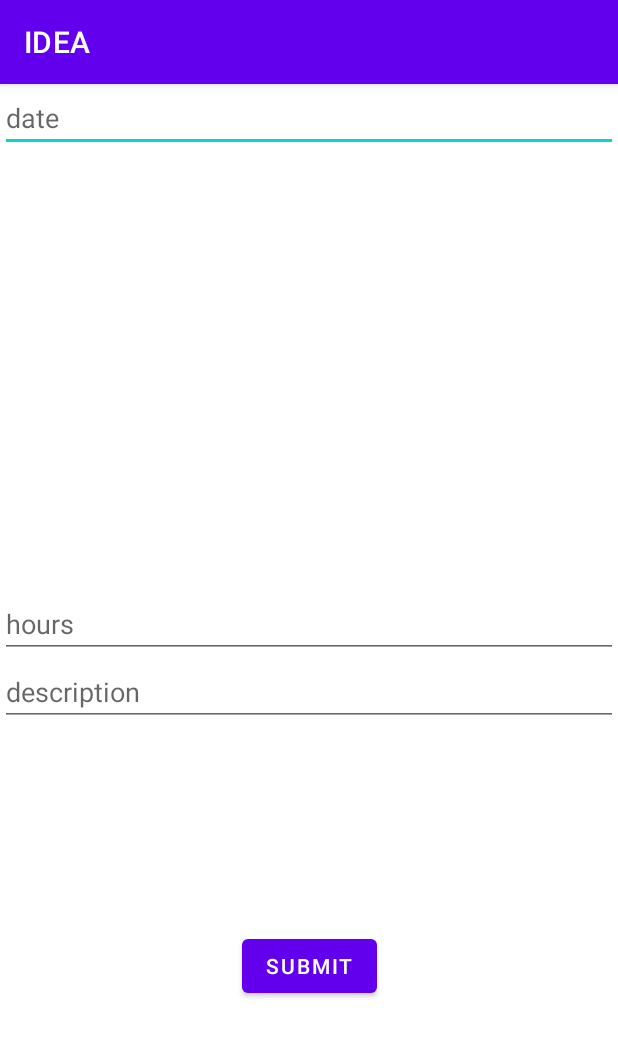
After one commit to Emerald-Z/IDEA, an Android app: the EventHoursFormActivity screen opened directly, with no data from a screen before it, on a phone screen of 412 x 824 dp. The commit adds this screen. Shown: the top 1037 px of the screen. Run offline under Robolectric (Android 15) with nearby library versions, the phone set to English and light mode, and no system bars; our stand-ins replace Volley; network calls fail.

Commit message:
hours buttons working

```diff
--- a/app/src/main/AndroidManifest.xml
+++ b/app/src/main/AndroidManifest.xml
@@ -12,7 +12,9 @@
         android:supportsRtl="true"
         android:theme="@style/Theme.IDEA"
         android:usesCleartextTraffic="true">
-        <activity android:name=".EditAccountLogoutActivity"></activity>
+        <activity android:name=".ui.hours.EventHoursFormActivity"></activity>
+        <activity android:name=".ui.hours.ClassHoursFormActivity" />
+        <activity android:name=".EditAccountLogoutActivity" />
         <activity android:name=".ui.login.RegisterActivity" />
         <activity android:name=".ui.calendar.CalendarActivity" />
         <activity android:name=".ui.school_information.SchoolInformationActivity" />
--- a/app/src/main/java/com/example/idea/MainActivity.java
+++ b/app/src/main/java/com/example/idea/MainActivity.java
@@ -33,8 +33,7 @@ public class MainActivity extends AppCompatActivity {
         // Button
         Button button = (Button) findViewById(R.id.HelloButton);
         sharedpreferences = getSharedPreferences("MyPrefs", MODE_PRIVATE);
-        button.setText("Hello " + sharedpreferences.getString("firstnameKey", null) + sharedpreferences.getString("lastnameKey", null) +
-                sharedpreferences.getString("idKey", null));
+        button.setText("Hello " + sharedpreferences.getString("firstnameKey", null) + " " + sharedpreferences.getString("lastnameKey", null));
 
         button.setOnClickListener(new View.OnClickListener() {
             @Override
--- /dev/null
+++ b/app/src/main/java/com/example/idea/ui/hours/EventHoursFormActivity.java
@@ -0,0 +1,34 @@
+package com.example.idea.ui.hours;
+
+import androidx.appcompat.app.AppCompatActivity;
+
+import android.content.Intent;
+import android.content.SharedPreferences;
+import android.os.Bundle;
+import android.view.View;
+import android.widget.Button;
+import android.widget.EditText;
+import android.widget.Toast;
+
+import com.android.volley.AuthFailureError;
+import com.android.volley.Request;
+import com.android.volley.RequestQueue;
+import com.android.volley.Response;
+import com.android.volley.VolleyError;
+import com.android.volley.toolbox.StringRequest;
+import com.android.volley.toolbox.Volley;
+import com.example.idea.R;
+
+import java.text.DateFormat;
+import java.text.NumberFormat;
+import java.util.HashMap;
+import java.util.Map;
+
+public class EventHoursFormActivity extends AppCompatActivity {
+
+    @Override
+    protected void onCreate(Bundle savedInstanceState) {
+        super.onCreate(savedInstanceState);
+        setContentView(R.layout.activity_event_hours_form);
+    }
+}
--- /dev/null
+++ b/app/src/main/res/layout/activity_event_hours_form.xml
@@ -0,0 +1,63 @@
+<?xml version="1.0" encoding="utf-8"?>
+<androidx.constraintlayout.widget.ConstraintLayout xmlns:android="http://schemas.android.com/apk/res/android"
+    xmlns:app="http://schemas.android.com/apk/res-auto"
+    xmlns:tools="http://schemas.android.com/tools"
+    android:layout_width="match_parent"
+    android:layout_height="match_parent"
+    tools:context=".ui.hours.EventHoursFormActivity">
+
+    <EditText
+        android:id="@+id/log_date_event"
+        android:layout_width="match_parent"
+        android:layout_height="wrap_content"
+        android:layout_marginBottom="156dp"
+        android:ems="10"
+        android:hint="date"
+        android:inputType="date"
+        app:layout_constraintBottom_toTopOf="@+id/event_hours"
+        app:layout_constraintEnd_toEndOf="parent"
+        app:layout_constraintHorizontal_bias="0.0"
+        app:layout_constraintStart_toStartOf="parent" />
+
+    <EditText
+        android:id="@+id/event_hours"
+        android:layout_width="match_parent"
+        android:layout_height="wrap_content"
+        android:layout_marginTop="72dp"
+        android:layout_marginBottom="731dp"
+        android:ems="10"
+        android:hint="hours"
+        android:inputType="numberDecimal"
+        app:layout_constraintBottom_toBottomOf="parent"
+        app:layout_constraintEnd_toEndOf="parent"
+        app:layout_constraintHorizontal_bias="1.0"
+        app:layout_constraintStart_toStartOf="parent"
+        app:layout_constraintTop_toBottomOf="@id/log_date_event" />
+
+    <EditText
+        android:id="@+id/event_hours_description"
+        android:layout_width="match_parent"
+        android:layout_height="wrap_content"
+        android:layout_marginBottom="136dp"
+        android:ems="10"
+        android:gravity="start|top"
+        android:hint="description"
+        android:inputType="textMultiLine"
+        app:layout_constraintBottom_toTopOf="@id/submit_event_hours"
+        app:layout_constraintEnd_toEndOf="parent"
+        app:layout_constraintHorizontal_bias="1.0"
+        app:layout_constraintStart_toStartOf="parent"
+        app:layout_constraintTop_toBottomOf="@+id/event_hours"
+        app:layout_constraintVertical_bias="0.618" />
+
+    <Button
+        android:id="@+id/submit_event_hours"
+        android:layout_width="wrap_content"
+        android:layout_height="wrap_content"
+        android:layout_marginBottom="156dp"
+        android:text="submit"
+        app:layout_constraintBottom_toBottomOf="parent"
+        app:layout_constraintEnd_toEndOf="parent"
+        app:layout_constraintStart_toStartOf="parent" />
+
+</androidx.constraintlayout.widget.ConstraintLayout>
```
Also changed, not shown: app/src/main/java/com/example/idea/ui/hours/ClassHoursFormActivity.java (added, +37 -0 lines), app/src/main/java/com/example/idea/ui/hours/HoursActivity.java (+19 -0 lines), app/src/main/java/com/example/idea/ui/hours/HoursBottomSheetFragment.java (+17 -10 lines), app/src/main/res/layout/activity_class_hours_form.xml (added, +63 -0 lines), app/src/main/res/layout/activity_hours.xml (+14 -0 lines).
